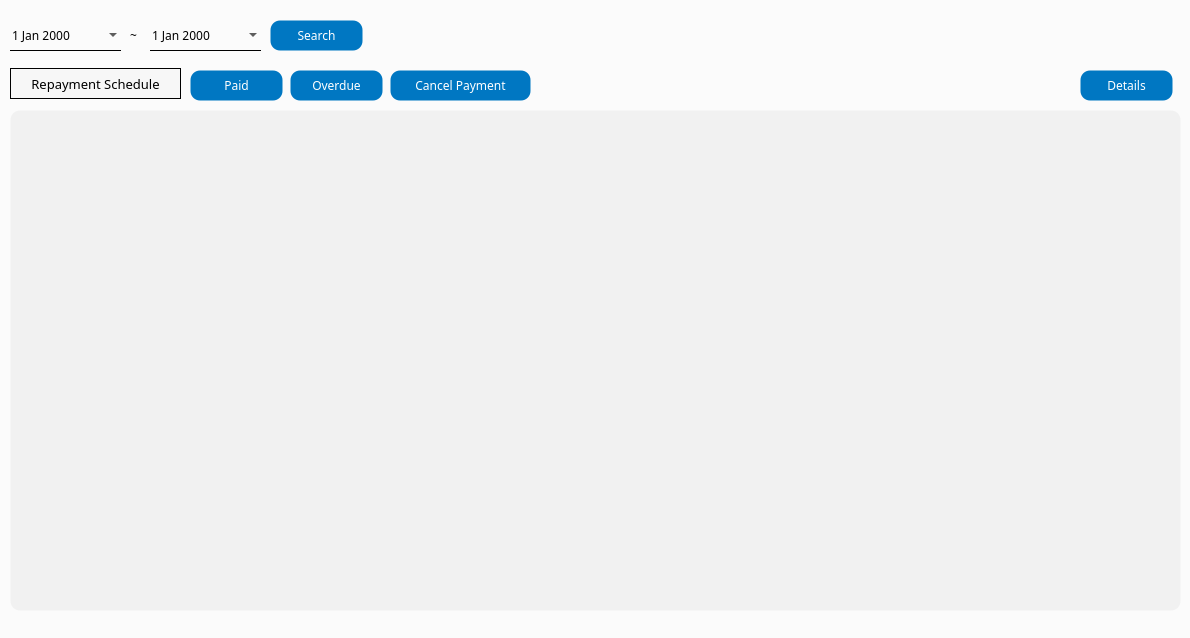
The window that app/src/pages/repayment/batch.ui (DY-Microfinance-Customer-Management/dymf-algorithm) describes before a commit, drawn with Qt 5.
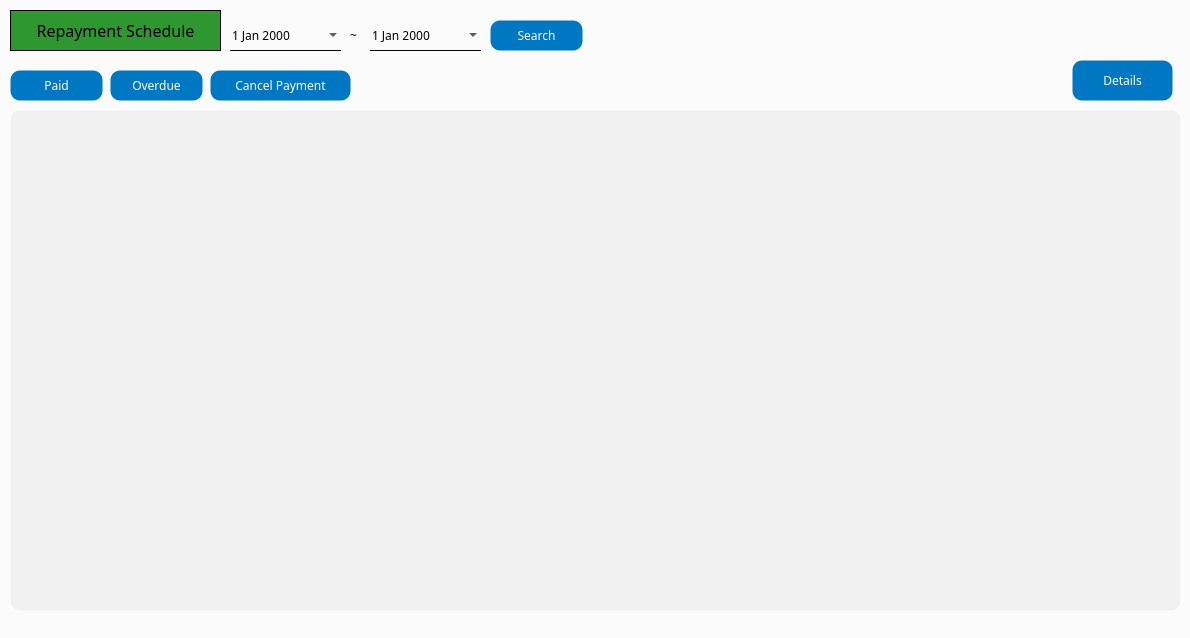
The same window after the commit.

```diff
--- a/app/src/pages/repayment/batch.ui
+++ b/app/src/pages/repayment/batch.ui
@@ -60,7 +60,7 @@
    <widget class="QPushButton" name="cancelPaymentButton">
     <property name="geometry">
      <rect>
-      <x>390</x>
+      <x>210</x>
       <y>70</y>
       <width>141</width>
       <height>31</height>
@@ -69,6 +69,7 @@
     <property name="font">
      <font>
       <family>Arial Black</family>
+      <pointsize>9</pointsize>
      </font>
     </property>
     <property name="text">
@@ -99,19 +100,19 @@
     <property name="geometry">
      <rect>
       <x>10</x>
-      <y>68</y>
-      <width>171</width>
-      <height>31</height>
+      <y>10</y>
+      <width>211</width>
+      <height>41</height>
      </rect>
     </property>
     <property name="font">
      <font>
       <family>Arial Black</family>
-      <pointsize>10</pointsize>
+      <pointsize>12</pointsize>
      </font>
     </property>
     <property name="styleSheet">
-     <string notr="true">background-color:rgb(247, 247, 247)</string>
+     <string notr="true">background-color: #2e9730;</string>
     </property>
     <property name="frameShape">
      <enum>QFrame::Box</enum>
@@ -126,7 +127,7 @@
    <widget class="QDateEdit" name="startDate">
     <property name="geometry">
      <rect>
-      <x>10</x>
+      <x>230</x>
       <y>20</y>
       <width>111</width>
       <height>31</height>
@@ -150,7 +151,7 @@
    <widget class="QLabel" name="label">
     <property name="geometry">
      <rect>
-      <x>130</x>
+      <x>350</x>
       <y>20</y>
       <width>16</width>
       <height>31</height>
@@ -168,7 +169,7 @@
    <widget class="QDateEdit" name="endDate">
     <property name="geometry">
      <rect>
-      <x>150</x>
+      <x>370</x>
       <y>20</y>
       <width>111</width>
       <height>31</height>
@@ -192,7 +193,7 @@
    <widget class="QPushButton" name="searchButton">
     <property name="geometry">
      <rect>
-      <x>270</x>
+      <x>490</x>
       <y>20</y>
       <width>93</width>
       <height>31</height>
@@ -201,6 +202,7 @@
     <property name="font">
      <font>
       <family>Arial Black</family>
+      <pointsize>9</pointsize>
      </font>
     </property>
     <property name="text">
@@ -210,15 +212,16 @@
    <widget class="QPushButton" name="detailsButton">
     <property name="geometry">
      <rect>
-      <x>1080</x>
-      <y>70</y>
-      <width>93</width>
-      <height>31</height>
+      <x>1072</x>
+      <y>60</y>
+      <width>101</width>
+      <height>41</height>
      </rect>
     </property>
     <property name="font">
      <font>
       <family>Arial Black</family>
+      <pointsize>9</pointsize>
      </font>
     </property>
     <property name="text">
@@ -228,7 +231,7 @@
    <widget class="QPushButton" name="paidButton">
     <property name="geometry">
      <rect>
-      <x>190</x>
+      <x>10</x>
       <y>70</y>
       <width>93</width>
       <height>31</height>
@@ -237,6 +240,7 @@
     <property name="font">
      <font>
       <family>Arial Black</family>
+      <pointsize>9</pointsize>
      </font>
     </property>
     <property name="text">
@@ -246,7 +250,7 @@
    <widget class="QPushButton" name="overdueButton">
     <property name="geometry">
      <rect>
-      <x>290</x>
+      <x>110</x>
       <y>70</y>
       <width>93</width>
       <height>31</height>
@@ -255,6 +259,7 @@
     <property name="font">
      <font>
       <family>Arial Black</family>
+      <pointsize>9</pointsize>
      </font>
     </property>
     <property name="text">
```
